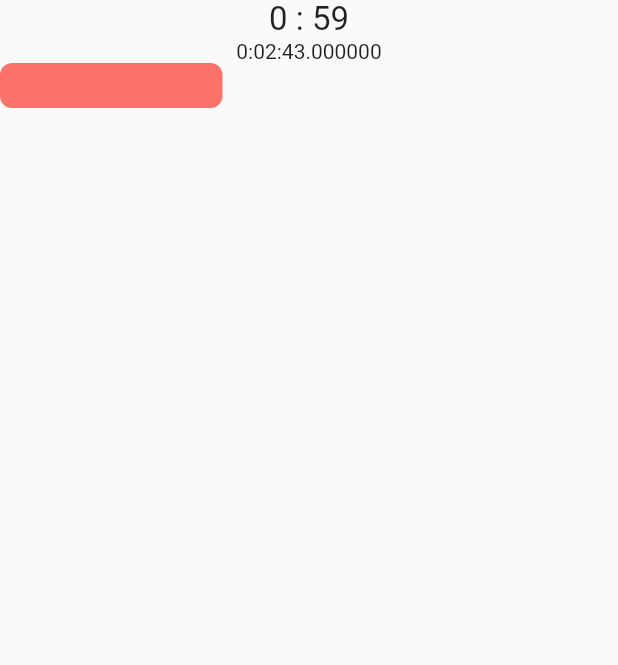
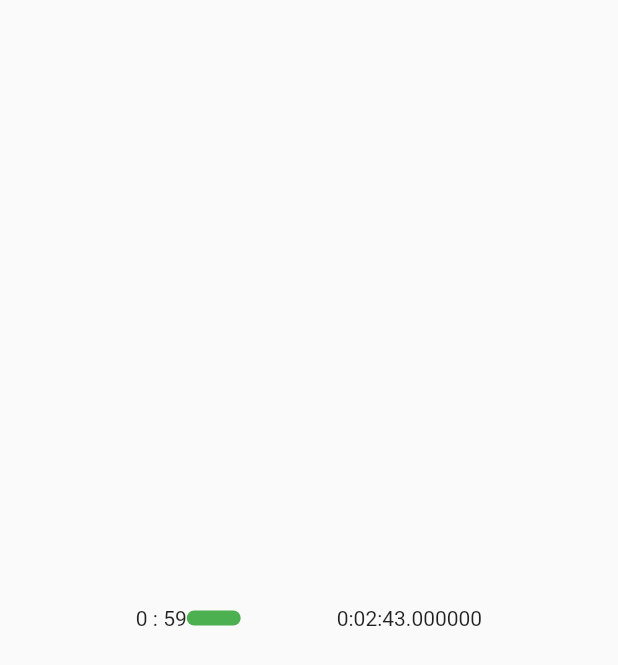
Before and after one commit to Pat992/DartRadio, a Flutter app: the screen it shows after launch, on a phone screen of 412 x 824 dp. Shown: the top 665 px of the screen. Run offline on Flutter 3.47's test engine with Material 2 defaults, Android fonts, the phone set to English and light mode, and no system bars; drawn by our look-alikes of flutter_animation_progress_bar; our stand-ins replace audioplayers, shared_preferences.

Commit message:
addded basic style for the timebar

```diff
--- a/lib/helper/song_time_helper.dart
+++ b/lib/helper/song_time_helper.dart
@@ -46,6 +46,10 @@ class SongTimeHelper {
     return (timeToFinish().inSeconds * 100 / duration.inSeconds).round();
   }
 
+  String durationFormatted(){
+    return duration.toString();
+  }
+
 
 
 }
--- a/lib/widgets/time_progress.dart
+++ b/lib/widgets/time_progress.dart
@@ -26,7 +26,10 @@ class _TimeProgressState extends State<TimeProgress> {
   @override
   void initState() {
     super.initState();
-    Timer.periodic (Duration(milliseconds: 150), (Timer t) {
+    seconds = widget.songTime.secondsToFinish();
+    minutes = widget.songTime.minutesToFinish();
+    percentDone = widget.songTime.percentPlayed();
+    Timer.periodic (Duration(milliseconds: 300), (Timer t) {
       setState( () {
         seconds = widget.songTime.secondsToFinish();
         minutes = widget.songTime.minutesToFinish();
@@ -37,18 +40,32 @@ class _TimeProgressState extends State<TimeProgress> {
 
   @override
   Widget build(BuildContext context) {
-    return Column(
-      children: <Widget>[
-        Text('$minutes : $seconds',
-          style: TextStyle(
-            fontSize: 22,
+    return Center(
+      child: Row(
+        mainAxisAlignment: MainAxisAlignment.center,
+        crossAxisAlignment: CrossAxisAlignment.center,
+        children: <Widget>[
+          Text('$minutes : $seconds',
+            style: TextStyle(
+              fontSize: 14,
+            ),
           ),
-        ),
-        Text('${ widget.songTime.duration }'),
-        FAProgressBar(
-          currentValue: widget.songTime.percentPlayed() ,
-        )
-      ],
+          SizedBox(
+            width: 100,
+            child: FAProgressBar(
+              currentValue: percentDone,
+              animatedDuration:	const Duration(milliseconds: 300),
+              progressColor: Colors.green,
+              size: 10
+            ),
+          ),
+          Text('${widget.songTime.duration.toString()}',
+            style: TextStyle(
+              fontSize: 14,
+            ),
+          ),
+        ],
+      ),
     );
   }
 }
```
